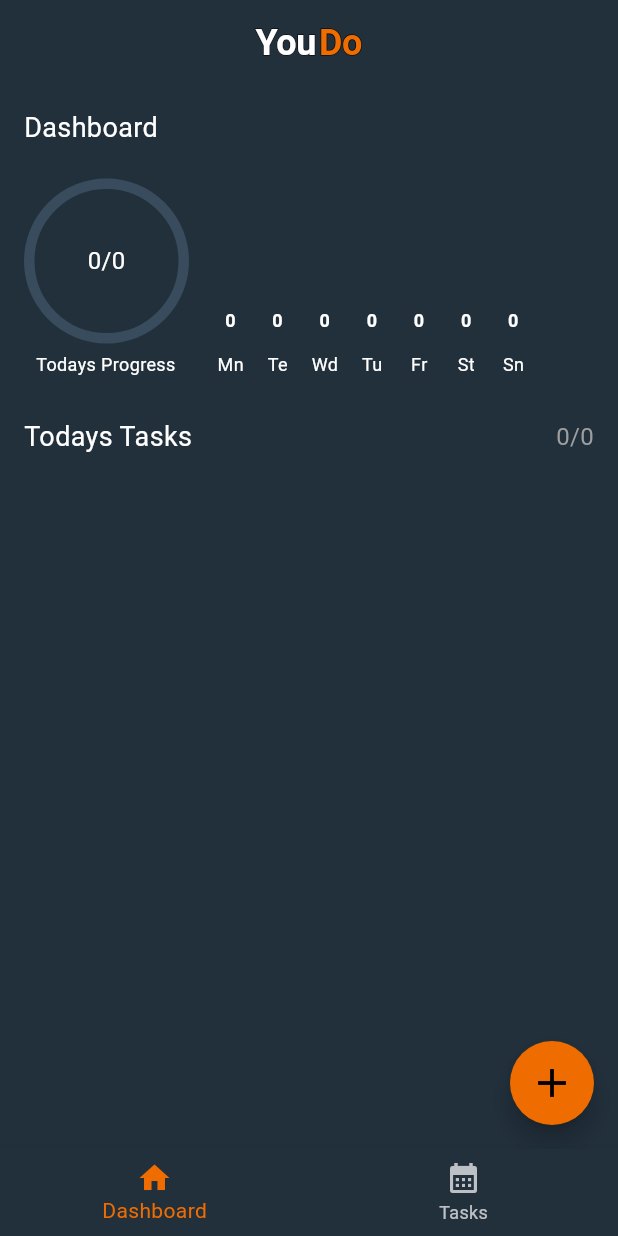
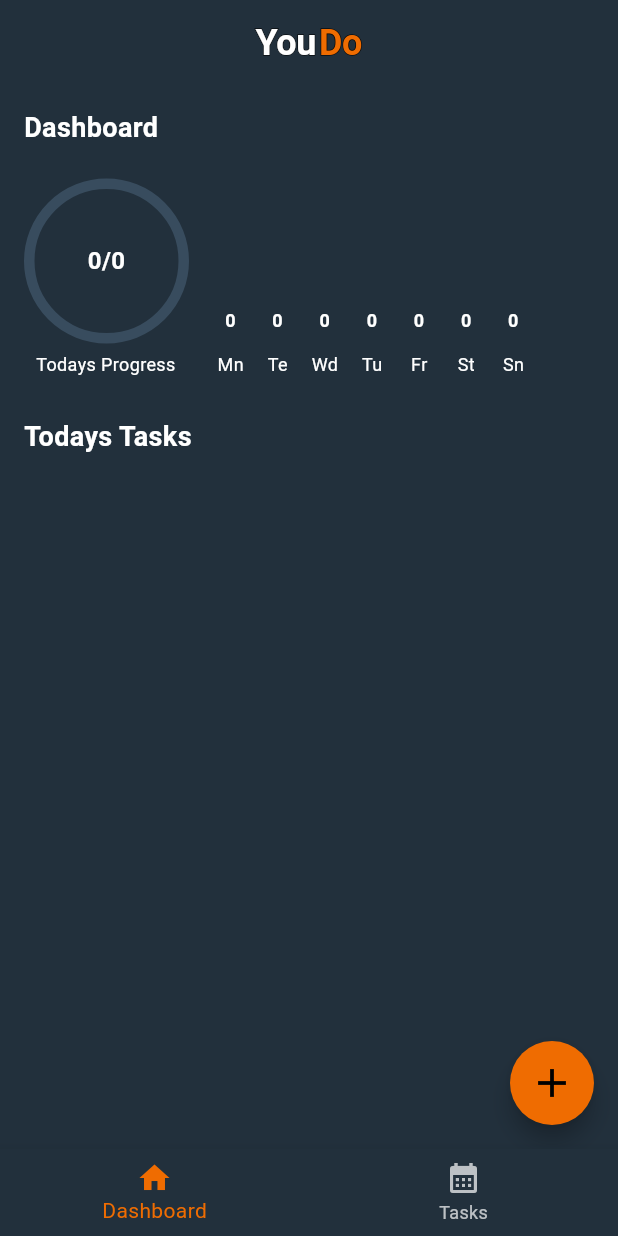
Before and after one commit to Dustindyn/to_do_app, a Flutter app: the screen it shows after launch, on a phone screen of 412 x 824 dp. Run offline on Flutter 3.47's test engine with Material 3 defaults, Android fonts, the phone set to English and light mode, and no system bars; drawn by our look-alikes of fl_chart, percent_indicator; our stand-ins replace flutter_bloc, flutter_local_notifications, freezed_annotation, get_it, go_router, month_picker_dialog and 3 more; missing offline and left inert: animated_line_through; generated files the repository leaves out were written again.

Commit message:
text design changes

```diff
--- a/lib/src/features/dashboard/pages/dashboard_page.dart
+++ b/lib/src/features/dashboard/pages/dashboard_page.dart
@@ -47,7 +47,10 @@ class _DashboardPageState extends State<DashboardPage> {
                 children: [
                   Text(
                     context.texts.dashboard,
-                    style: const TextStyle(fontSize: 18),
+                    style: const TextStyle(
+                      fontSize: 18,
+                      fontWeight: FontWeight.bold,
+                    ),
                   ),
                   const SizedBox(height: 12),
                   Row(
@@ -59,18 +62,15 @@ class _DashboardPageState extends State<DashboardPage> {
                     ],
                   ),
                   const SizedBox(height: 18),
-                  Row(
-                    mainAxisAlignment: MainAxisAlignment.spaceBetween,
-                    children: [
-                      Text(context.texts.daily_tasks,
-                          style: const TextStyle(fontSize: 18)),
-                      Text(
-                        _getCompletedTasksText(state.tasks),
-                        style:
-                            const TextStyle(fontSize: 16, color: Colors.grey),
-                      ),
-                    ],
+
+                  Text(
+                    context.texts.daily_tasks,
+                    style: const TextStyle(
+                      fontSize: 18,
+                      fontWeight: FontWeight.bold,
+                    ),
                   ),
+
                   const SizedBox(
                     height: 12,
                   ),
--- a/lib/src/features/dashboard/widgets/daily_progress_indicator.dart
+++ b/lib/src/features/dashboard/widgets/daily_progress_indicator.dart
@@ -50,6 +50,7 @@ class DailyProgressIndicator extends StatelessWidget {
                 child: Text(dailyProgressText,
                     style: const TextStyle(
                       fontSize: 16,
+                      fontWeight: FontWeight.bold,
                     )),
               ),
             ),
```
